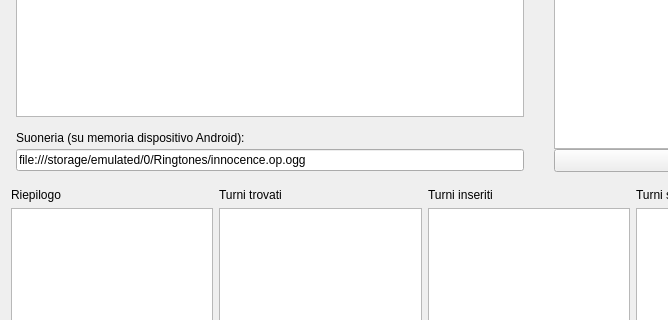
Qt form AO_files/AO.ui (Grawa/WorkShiftsIntegrator) before a commit; both pictures show x 0 to 668 and y 198 to 518 of the 1078 by 756 pixel window.
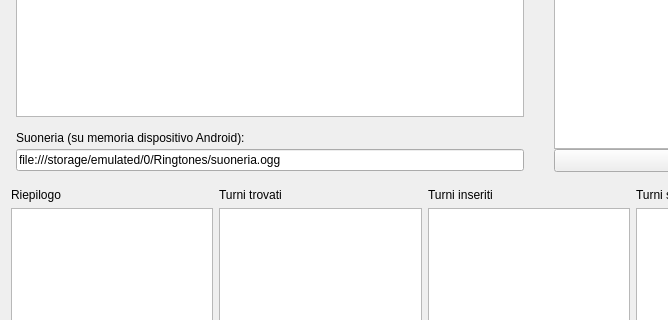
The same form after that commit.

Commit message: fix perc.suoneria

Patch:
```diff
--- a/AO_files/AO.ui
+++ b/AO_files/AO.ui
@@ -257,7 +257,7 @@
         </sizepolicy>
        </property>
        <property name="text">
-        <string>file:///storage/emulated/0/Ringtones/innocence.op.ogg</string>
+        <string>file:///storage/emulated/0/Ringtones/suoneria.ogg</string>
        </property>
       </widget>
      </item>
```
